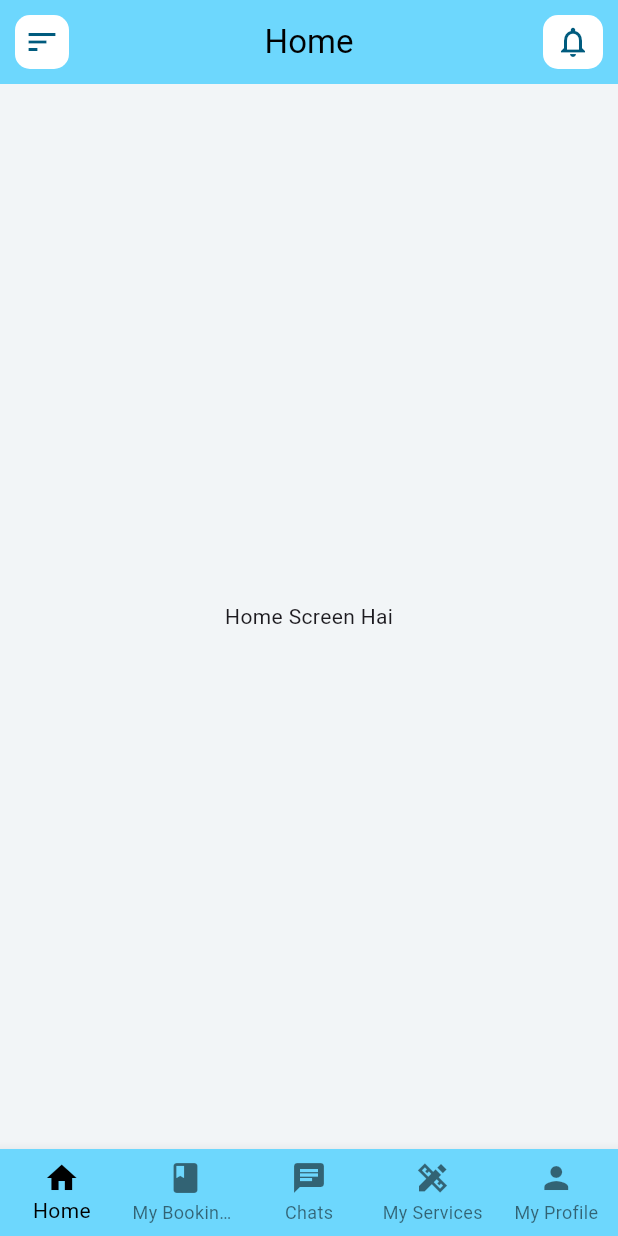
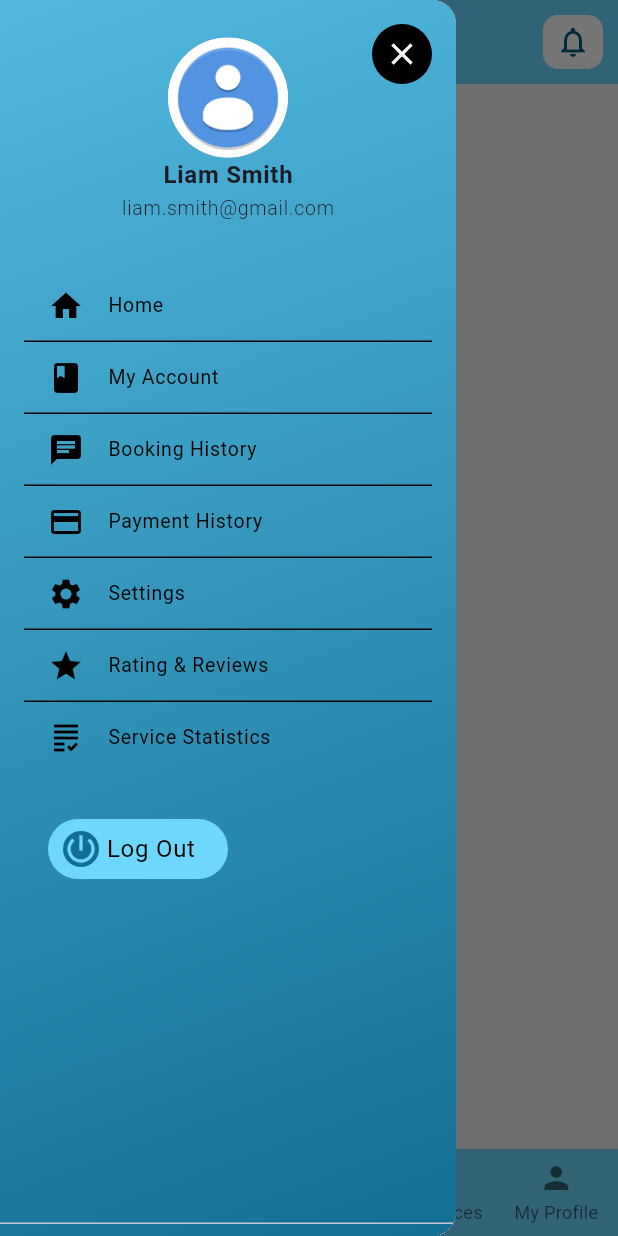
Before and after one commit to AnilaMuhammadAshraf-developer/tikare, a Flutter app: the MasterScreen screen opened directly, with the side drawer open (before the commit the screen has no drawer), on a phone screen of 412 x 824 dp. Run offline on Flutter 3.47's test engine with Material 3 defaults, Android fonts, the light colour scheme and no system bars; our stand-ins replace firebase_core, firebase_messaging, flutter_local_notifications, font_awesome_flutter, image_picker, intl_phone_field and 2 more; accounts and stored records are empty.

Commit message:
drawer work done

```diff
--- /dev/null
+++ b/lib/constants/app_data.dart
@@ -0,0 +1,44 @@
+import 'package:tikare/screens/chat.dart';
+import 'package:tikare/screens/home.dart';
+import 'package:flutter/material.dart';
+import 'package:tikare/utils/app_colors.dart';
+
+class AppData {
+  final List<Map<String, dynamic>> bottomNavPagesList = [
+    {'title': 'Home', 'screen': HomeScreen(), 'icon': Icon(Icons.home)},
+    {'title': 'My Bookings', 'screen': HomeScreen(), 'icon': Icon(Icons.book)},
+    {'title': 'Chats', 'screen': ChatScreen(), 'icon': Icon(Icons.chat)},
+    {
+      'title': 'My Services',
+      'screen': HomeScreen(),
+      'icon': Icon(Icons.design_services_sharp),
+    },
+    {'title': 'My Profile', 'screen': HomeScreen(), 'icon': Icon(Icons.person)},
+  ];
+
+  final List<Map<String, dynamic>> drawerList = [
+    {'title': 'Home', 'screen': HomeScreen(), 'icon': Icon(Icons.home,color: AppColors.appBlackColor)},
+    {'title': 'My Account', 'screen': HomeScreen(), 'icon': Icon(Icons.book,color: AppColors.appBlackColor)},
+    {
+      'title': 'Booking History',
+      'screen': ChatScreen(),
+      'icon': Icon(Icons.chat,color: AppColors.appBlackColor),
+    },
+    {
+      'title': 'Payment History',
+      'screen': HomeScreen(),
+      'icon': Icon(Icons.payment,color: AppColors.appBlackColor),
+    },
+    {'title': 'Settings', 'screen': HomeScreen(), 'icon': Icon(Icons.settings,color: AppColors.appBlackColor)},
+    {
+      'title': 'Rating & Reviews',
+      'screen': HomeScreen(),
+      'icon': Icon(Icons.grade,color: AppColors.appBlackColor),
+    },
+    {
+      'title': 'Service Statistics',
+      'screen': HomeScreen(),
+      'icon': Icon(Icons.grading_sharp,color: AppColors.appBlackColor,),
+    },
+  ];
+}
--- a/lib/screens/content.dart
+++ b/lib/screens/content.dart
@@ -9,10 +9,11 @@ class ContentScreen extends StatelessWidget {
 
   @override
   Widget build(BuildContext context) {
+    print("type:$type");
     return Scaffold(
       appBar: AppBar(title:type=='pp' ? Text(AppStrings.privacyPolicy) : Text(AppStrings.termsCondition) ),
       body: WebViewWidget(
-        controller: WebViewController()..loadRequest(Uri.parse(AppStrings.dummyContentURL)),
+        controller: WebViewController()..loadRequest(Uri.parse(url)),
       ),
     );
   }
--- a/lib/screens/master.dart
+++ b/lib/screens/master.dart
@@ -1,9 +1,11 @@
 import 'package:flutter/material.dart';
+import 'package:tikare/constants/app_data.dart';
 import 'package:tikare/screens/chat.dart';
 import 'package:tikare/screens/home.dart';
 import 'package:tikare/utils/helper..dart';
 import 'package:tikare/widgets/custom_appbar.dart';
 import 'package:tikare/widgets/custom_bottombar.dart';
+import 'package:tikare/widgets/custom_drawer.dart';
 
 class MasterScreen extends StatefulWidget {
   const MasterScreen({super.key});
@@ -13,18 +15,12 @@ class MasterScreen extends StatefulWidget {
 
 class _MasterScreenState extends State<MasterScreen> {
   int _currentIndex=0;
-  String? token;
-  final List<Map<String, dynamic>> _pages = [
-    {'title': 'Home', 'screen': HomeScreen(), 'icon': Icon(Icons.home)},
-    {'title': 'My Bookings', 'screen': HomeScreen(), 'icon': Icon(Icons.book)},
-    {'title': 'Chats', 'screen': ChatScreen(), 'icon': Icon(Icons.chat)},
-    {
-      'title': 'My Services',
-      'screen': HomeScreen(),
-      'icon': Icon(Icons.design_services_sharp),
-    },
-    {'title': 'My Profile', 'screen': HomeScreen(), 'icon': Icon(Icons.person)},
-  ];
+
+
+void _drawerClose(context){
+  print("ab close hoga drawwer");
+ Navigator.pop(context);
+}
 
  void _onBottomClick(int index){
   print("this is selected $index");
@@ -36,9 +32,10 @@ class _MasterScreenState extends State<MasterScreen> {
   @override
   Widget build(BuildContext context) {
     return Scaffold(
-      appBar: CustomAppbar(title:_pages[_currentIndex]['title']),
-      body: _pages[_currentIndex]['screen'],
-      bottomNavigationBar: CustomBottombar(pages: _pages, selectedIndex: _currentIndex, onClick:_onBottomClick),
+      appBar: CustomAppbar(title:AppData().bottomNavPagesList[_currentIndex]['title']),
+      drawer: CustomDrawer(pages: AppData().drawerList),
+      body: AppData().bottomNavPagesList[_currentIndex]['screen'],
+      bottomNavigationBar: CustomBottombar(pages: AppData().bottomNavPagesList, selectedIndex: _currentIndex, onClick:_onBottomClick),
     );
   }
 }
--- a/lib/screens/prelogin.dart
+++ b/lib/screens/prelogin.dart
@@ -92,7 +92,8 @@ class _PreLoginScreenState extends State<PreloginScreen> {
 
   void _content(type) async {
     try {
-      String url = await ContentService().getContentUrl(type);
+      // String url = await ContentService().getContentUrl(type);
+      String url="https://httpbin.org/html";
       AppNavigation().pushTo(context, ContentScreen(url: url, type: type));
     } catch (e) {
       print("Error: $e");
--- a/lib/utils/app_colors.dart
+++ b/lib/utils/app_colors.dart
@@ -8,4 +8,6 @@ class AppColors {
   static const Color appWhiteColor = Colors.white;
   static const Color appGreyColor=Colors.grey;
   static const Color appTextFieldColor=Color(0xff005B7E);
+   static const Color appDrawerColor1=Color(0xff126F93);
+   static const Color appDrawerColor2=Color(0xff52B8DE);
 }
--- a/lib/utils/app_strings.dart
+++ b/lib/utils/app_strings.dart
@@ -26,4 +26,7 @@ class AppStrings {
   static const String loginSuccessfullyMessage = "Login Successfully.";
   static const String dummyContentURL="https://baconipsum.com/api/?type=all-meat&paras=2&format=text";
   static const String profileSuccessfullyMessage = "Profile Completed Successfully.";
+  static const String userName="Liam Smith";
+  static const String userEmail="liam.smith@gmail.com";
+  static const String logout="Log Out";
 }
--- a/lib/widgets/custom_appbar.dart
+++ b/lib/widgets/custom_appbar.dart
@@ -10,7 +10,8 @@ class CustomAppbar extends StatelessWidget implements PreferredSizeWidget{
       backgroundColor: AppColors.appBlueColor,
       title:Text(title,style:TextStyle(color:AppColors.appBlackColor)),
       centerTitle: true,
-      leading: Padding(
+      leading: Builder(builder:(context)=>
+      Padding(
         padding: EdgeInsets.all(10.0),
 
         child:Container(
@@ -19,10 +20,12 @@ class CustomAppbar extends StatelessWidget implements PreferredSizeWidget{
             color:AppColors.appWhiteColor,
             borderRadius: BorderRadius.circular(10)
           ),
-        child:Icon(Icons.sort_sharp,color: AppColors.appTextFieldColor,)
+        child:IconButton(icon:Icon(Icons.sort_sharp,color: AppColors.appTextFieldColor,),onPressed: Scaffold.of(context).openDrawer,)
       ),
 
       ),
+      ),
+
       actions:[
         Padding(padding: EdgeInsets.all(10.0),
 
--- a/lib/widgets/custom_drawer.dart
+++ b/lib/widgets/custom_drawer.dart
@@ -0,0 +1,138 @@
+import 'package:flutter/material.dart';
+import 'package:tikare/utils/app_assets_path.dart';
+import 'package:tikare/utils/app_colors.dart';
+import 'package:tikare/utils/app_strings.dart';
+
+class CustomDrawer extends StatelessWidget {
+  final List<Map<String, dynamic>> pages;
+
+  const CustomDrawer({super.key, required this.pages});
+  @override
+  Widget build(BuildContext context) {
+    return Drawer(
+      child: Container(
+        decoration: BoxDecoration(
+          gradient: LinearGradient(
+            begin: Alignment.topLeft,
+            end: Alignment.bottomRight,
+            colors: [AppColors.appDrawerColor2, AppColors.appDrawerColor1],
+          ),
+        ),
+        child: DrawerHeader(
+          child: Column(
+            mainAxisAlignment: MainAxisAlignment.start,
+            crossAxisAlignment: CrossAxisAlignment.center,
+
+            children: [
+
+              Align(
+                  alignment: Alignment.topRight,
+                    child: Container(
+                      width: 40,
+                      height: 40,
+                      decoration: BoxDecoration(
+                        color: AppColors.appBlackColor,
+                        borderRadius: BorderRadius.circular(30),
+                      ),
+                      child:IconButton(onPressed: (){
+                          print("close the drawer ");
+                          Navigator.pop(context);
+                      }, icon: Icon(Icons.close, color: AppColors.appWhiteColor)) ,
+                    ),
+                  ),
+
+
+              Transform.translate(
+                offset: Offset(0, -31),
+                child: Column(
+                  children: [
+                    CircleAvatar(
+                      radius: 40,
+                      backgroundImage: AssetImage(AppAssetsPath.appDefault),
+                    ),
+                    Text(
+                      AppStrings.userName,
+                      style: TextStyle(fontWeight: FontWeight.bold),
+                    ),
+                    Text(
+                      AppStrings.userEmail,
+                      style: TextStyle(
+                        fontSize: 13,
+                        fontWeight: FontWeight.w300,
+                      ),
+                    ),
+                  ],
+                ),
+              ),
+
+              Column(
+                children:
+                    ListTile.divideTiles(
+                      color: AppColors.appBlackColor,
+                      context: context,
+                      tiles:
+                          pages.map<Widget>((page) {
+                            return ListTile(
+                              dense: true,
+                              leading: page['icon'],
+                              title: Text(
+                                page['title'],
+                                style: TextStyle(
+                                  color: AppColors.appBlackColor,
+                                ),
+                              ),
+                              onTap: () {},
+                            );
+                          }).toList(),
+                    ).toList(),
+              ),
+              SizedBox(height: 30),
+
+              InkWell(
+                onTap: () {
+                  print("yes");
+                },
+                child: Align(
+                  alignment: Alignment.bottomLeft,
+
+                  child: Padding(
+                    padding: EdgeInsets.only(left: 16),
+                    child: Container(
+                      width: 120,
+                      height: 40,
+                      padding: EdgeInsets.only(left: 10),
+                      decoration: BoxDecoration(
+                        borderRadius: BorderRadius.circular(30),
+                        color: AppColors.appBlueColor,
+                      ),
+                      child: Row(
+                        children: [
+                          Container(
+                            decoration: BoxDecoration(
+                              color: AppColors.appDrawerColor1,
+
+                              borderRadius: BorderRadius.circular(20),
+                            ),
+                            child: Icon(
+                              Icons.power_settings_new,
+                              color: AppColors.appBlueColor,
+                            ),
+                          ),
+                          SizedBox(width: 5),
+                          Text(
+                            AppStrings.logout,
+                            style: TextStyle(color: AppColors.appBlackColor),
+                          ),
+                        ],
+                      ),
+                    ),
+                  ),
+                ),
+              ),
+            ],
+          ),
+        ),
+      ),
+    );
+  }
+}
```
Also changed, not shown: 1 other file.
